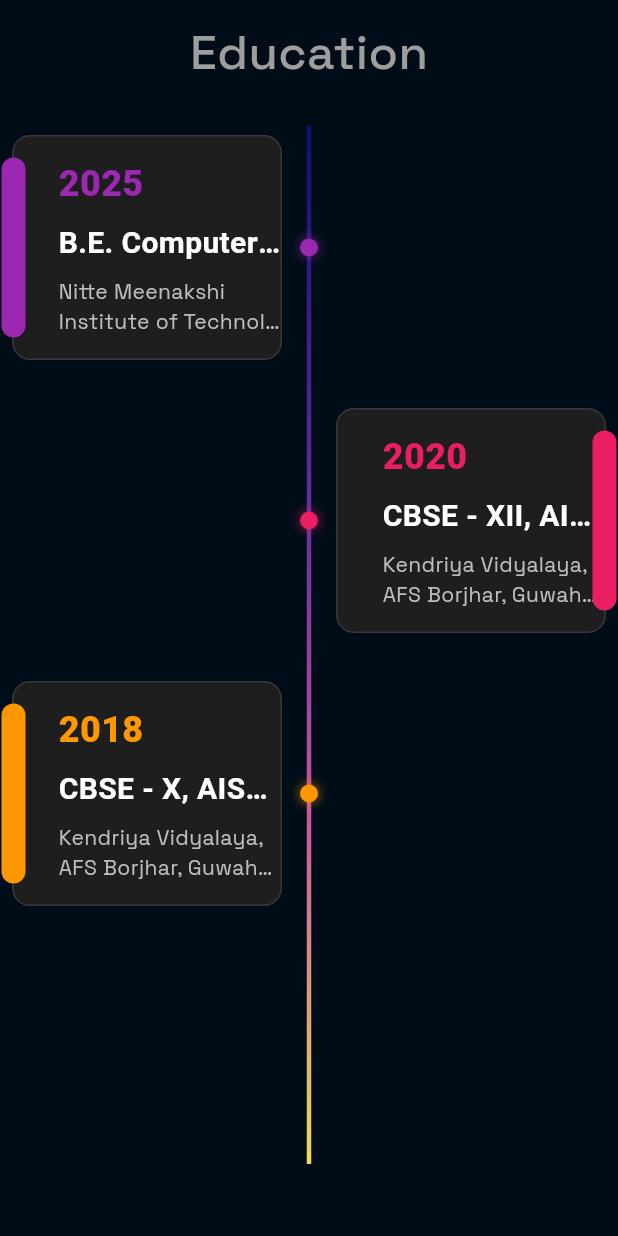
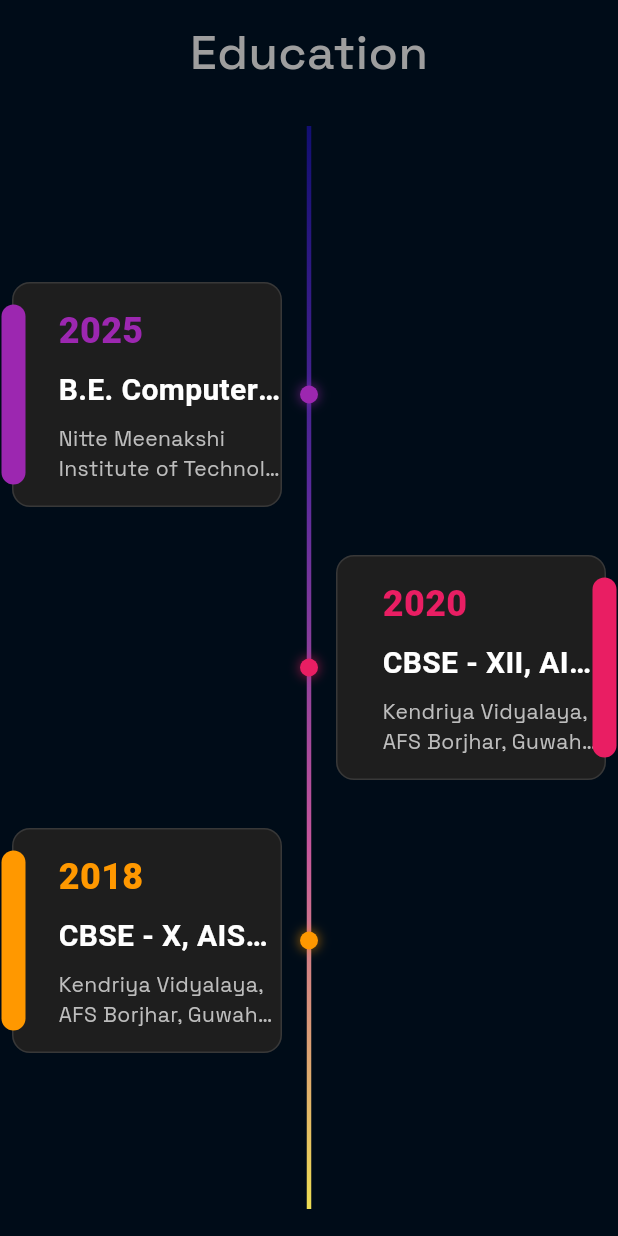
Before and after one commit to ankurt02/my-portfolio, a Flutter app: the TimelineScreen screen opened directly, on a phone screen of 412 x 824 dp. Run offline on Flutter 3.47's test engine with Material 3 defaults, Android fonts, the light colour scheme and no system bars; our stand-ins replace animated_text_kit, device_preview, flutter_svg, gap, google_fonts, icons_plus and 4 more; missing offline and left inert: pdfrx; network calls fail; project files that could hold a hidden picture were left out.

Commit message:
updated UI of education

```diff
--- a/lib/screens/education/education.screen.dart
+++ b/lib/screens/education/education.screen.dart
@@ -102,22 +102,22 @@
                   ),
 
                   // The list of timeline events on top
-                  ListView.builder(
-                    physics: const NeverScrollableScrollPhysics(), // disables scrolling
-                    padding: const EdgeInsets.symmetric(vertical: 8.0),
-                    itemCount: _events.length,
-                    itemBuilder: (context, index) {
-                      final event = _events[index];
-
-                      // to alternate the alignment of timeline cards
-                      final isLeftAligned = index.isEven;
-                      return TimelineItem(event: event, isLeftAligned: isLeftAligned);
-                    },
+                  Center(
+                    child: Column(
+                      mainAxisSize: MainAxisSize.min, // Make column only as tall as its children
+                      children: [
+                        // Use a for-loop inside the list to generate items
+                        for (int index = 0; index < _events.length; index++)
+                          TimelineItem(
+                            event: _events[index],
+                            isLeftAligned: index.isEven,
+                          ),
+                      ],
+                    ),
                   ),
                 ],
               ),
             ),
-            const Gap(30)
           ],
         ),
       ),
--- a/lib/widgets/carousel/auto.carousel.dart
+++ b/lib/widgets/carousel/auto.carousel.dart
@@ -23,6 +23,7 @@
     SkillData(assetPath: "assets/svg/figma.svg", skillName: "Figma"),
     SkillData(assetPath: "assets/svg/git_icon01.svg", skillName: "Git"),
     SkillData(assetPath: "assets/svg/androidfull01.svg", skillName: "Android"),
+    SkillData(assetPath: "assets/svg/kotlin01.svg", skillName: "Kotlin"),
   ];
 
   @override
--- a/pubspec.yaml
+++ b/pubspec.yaml
@@ -42,7 +42,7 @@
   http: ^1.2.1
   animated_text_kit: ^4.2.3
   timezone: ^0.10.1
-  intl: ^0.19.0
+  intl: ^0.20.2
   animated_analog_clock: ^0.2.1
   flutter_heatmap_calendar: ^1.0.5
   logger: ^2.6.1
@@ -52,6 +52,7 @@
   flutter_cached_pdfview: ^0.4.3
   pdfrx: ^2.1.9
   lottie: ^3.3.2
+  device_preview: 1.3.1
 
 dev_dependencies:
   flutter_test:
```
Also changed, not shown: lib/main.dart (+7 -1 lines), lib/screens/about/index.html.dart (+5 -16 lines), lib/screens/links/github.card.dart (+5 -4 lines), lib/screens/splash.screen.dart (+7 -2 lines), assets/svg/kotlin01.svg (added), pubspec.lock, 1 other file.
